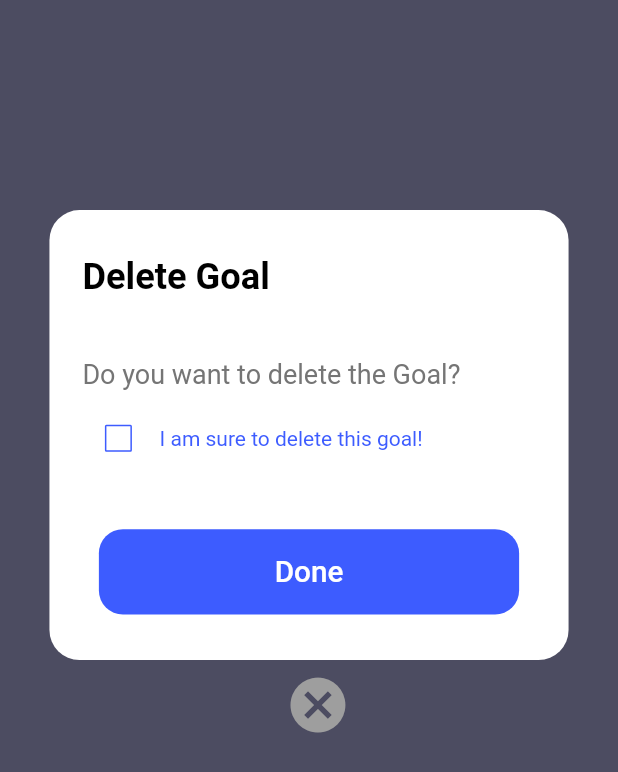
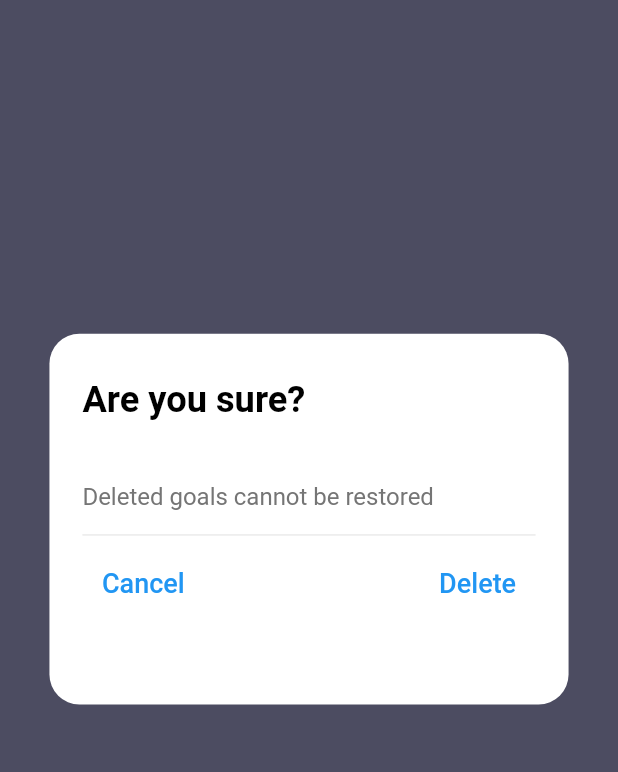
Before and after one commit to umar-101/kidBanking, a Flutter app: the DeleteGoalScreen screen opened directly with empty values, on a phone screen of 412 x 824 dp. Shown: the top 772 px of the screen. Run offline on Flutter 3.47's test engine with Material 2 defaults, Android fonts, the phone set to English and light mode, and no system bars; our stand-ins replace cloud_firestore, firebase_auth, firebase_core, flutter_svg, google_sign_in, percent_indicator and 2 more; missing offline and left inert: confirm_dialog, flutter_facebook_auth; accounts and stored records are empty; Roboto replaces fonts that are missing (Muli).

```diff
--- a/lib/screens/all_transaction/components/body.dart
+++ b/lib/screens/all_transaction/components/body.dart
@@ -43,6 +43,7 @@ class Body extends StatelessWidget {
                                       listen: false)
                                   .selectedKid
                                   .username)
+                          .orderBy("date_time", descending: true)
                           .snapshots(),
                       builder: (context, snapshot) {
                         if (snapshot.hasData) {
--- a/lib/screens/delete_goal/components/body.dart
+++ b/lib/screens/delete_goal/components/body.dart
@@ -28,10 +28,10 @@ class _BodyState extends State<Body> {
         child: Column(
           mainAxisAlignment: MainAxisAlignment.center,
           children: [
-            SizedBox(height: SizeConfig.screenHeight * 0.17),
+            SizedBox(height: SizeConfig.screenHeight * 0.27),
             Container(
-              width: SizeConfig.screenWidth,
-              height: 300,
+              width: SizeConfig.screenWidth * 0.85,
+              height: SizeConfig.screenHeight * 0.3,
               decoration: BoxDecoration(
                   color: Colors.white, borderRadius: BorderRadius.circular(20)),
               child: Padding(
@@ -39,11 +39,12 @@ class _BodyState extends State<Body> {
                   horizontal: getProportionateScreenWidth(20),
                   vertical: getProportionateScreenHeight(30),
                 ),
+                child: SingleChildScrollView(
                   child: Column(
                     crossAxisAlignment: CrossAxisAlignment.start,
                     children: [
                       Text(
-                      'Delete Goal',
+                        'Are you sure?',
                         style: TextStyle(
                             color: Colors.black,
                             fontWeight: FontWeight.bold,
@@ -51,69 +52,53 @@ class _BodyState extends State<Body> {
                       ),
                       SizedBox(height: getProportionateScreenHeight(40)),
                       const Text(
-                      "Do you want to delete the Goal?",
-                      style: TextStyle(fontSize: 18),
+                        "Deleted goals cannot be restored",
+                        style: TextStyle(fontSize: 16),
                       ),
                       SizedBox(height: getProportionateScreenHeight(8)),
+                      const Divider(),
                       Row(
+                        mainAxisAlignment: MainAxisAlignment.spaceBetween,
                         children: [
-                        Checkbox(
-                            side: BorderSide(color: checkColor),
-                            value: check,
-                            onChanged: (v) {
-                              setState(() {
-                                check = v!;
-                              });
-                            }),
-                        Text(
-                          " I am sure to delete this goal!",
-                          style: TextStyle(color: checkColor),
-                        )
+                          Container(
+                            margin: const EdgeInsets.symmetric(horizontal: 5),
+                            child: TextButton(
+                                onPressed: () {
+                                  Navigator.pop(context);
+                                },
+                                child: const Text(
+                                  "Cancel",
+                                  style: TextStyle(fontSize: 18),
+                                )),
+                          ),
+                          Container(
+                            margin: const EdgeInsets.symmetric(horizontal: 5),
+                            child: TextButton(
+                                onPressed: () {
+                                  Provider.of<KidProvider>(context,
+                                          listen: false)
+                                      .deleteGoal(widget.documentId);
+                                  ScaffoldMessenger.of(context).showSnackBar(
+                                      const SnackBar(
+                                          content: Text('Goal Deleted!',
+                                              style: TextStyle())));
+                                  Navigator.pop(context);
+                                },
+                                child: const Text(
+                                  "Delete",
+                                  style: TextStyle(fontSize: 18),
+                                )),
+                          ),
                         ],
                       ),
-                    const Spacer(),
-                    Padding(
-                      padding: EdgeInsets.symmetric(
-                          horizontal: getProportionateScreenWidth(10)),
-                      child: SizedBox(
-                        width: SizeConfig.screenWidth,
-                        child: DefaultButton(
-                          text: "Done",
-                          press: () {
-                            if (check) {
-                              setState(() {
-                                checkColor = kPrimaryColor;
-                              });
-                              Provider.of<KidProvider>(context, listen: false)
-                                  .deleteGoal(widget.documentId);
-                              Navigator.pop(context);
-                            } else {
-                              setState(
-                                () {
-                                  checkColor = Colors.red;
-                                },
-                              );
-                            }
-                          },
+                    ],
+                  ),
                 ),
               ),
             ),
           ],
         ),
       ),
-            ),
-            IconButton(
-                onPressed: () {
-                  Navigator.pop(context);
-                },
-                icon: Icon(
-                  Icons.cancel,
-                  color: Colors.grey,
-                  size: getProportionateScreenWidth(40),
-                ))
-          ],
-        ),
-      ),
     );
   }
 }
--- a/lib/screens/deposit/components/body.dart
+++ b/lib/screens/deposit/components/body.dart
@@ -103,6 +103,11 @@ class _BodyState extends State<Body> {
                                       reasonController.text = '';
                                       msg = "Transaction Done";
                                     });
+                                    ScaffoldMessenger.of(context).showSnackBar(
+                                        const SnackBar(
+                                            content: Text('Transaction Done!',
+                                                style: TextStyle(
+                                                    color: Colors.blue))));
                                   }).onError((error, stackTrace) {
                                     print(stackTrace);
                                   });
--- a/lib/screens/log_in/components/body.dart
+++ b/lib/screens/log_in/components/body.dart
@@ -1,3 +1,5 @@
+import 'dart:io';
+
 import 'package:flutter/material.dart';
 import 'package:kidbanking/components/lintText.dart';
 import 'package:kidbanking/components/no_account_text.dart';
@@ -46,6 +48,7 @@ class _BodyState extends State<Body> {
           Row(
             mainAxisAlignment: MainAxisAlignment.center,
             children: [
+              if (!Platform.isAndroid)
                 SocalCard(
                   icon: "assets/images/apple-logo.png",
                   press: () {
```
Also changed, not shown: lib/providers/kid_provider.dart (+6 -4 lines), lib/screens/goal/components/body.dart (+4 -10 lines), lib/screens/home/home.dart (+64 -6 lines), lib/screens/kid_wallet/components/body.dart (+40 -19 lines). Lines whose indentation alone changed are shown as unchanged.
